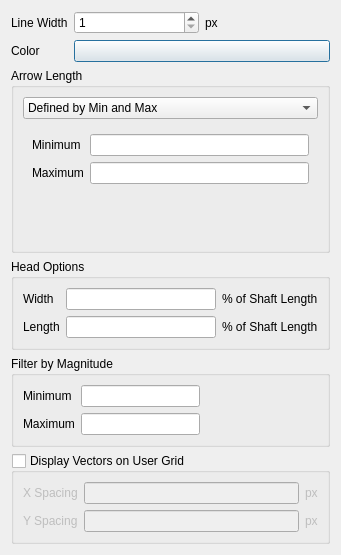
Above: crayfish/ui/crayfish_viewer_vector_options_dialog_widget.ui from lutraconsulting/qgis-crayfish-plugin before the change. Below: the same form after it.
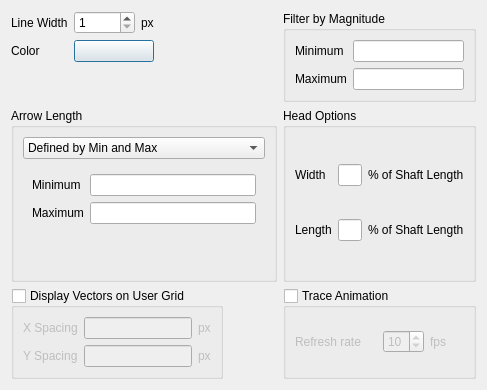
That is the form after the change. Custom widgets are drawn as their Qt base class.

The edit to the form file:
```diff
--- a/crayfish/ui/crayfish_viewer_vector_options_dialog_widget.ui
+++ b/crayfish/ui/crayfish_viewer_vector_options_dialog_widget.ui
@@ -6,15 +6,15 @@
    <rect>
     <x>0</x>
     <y>0</y>
-    <width>341</width>
-    <height>555</height>
+    <width>487</width>
+    <height>390</height>
    </rect>
   </property>
   <property name="windowTitle">
    <string>Vector Rendering Options</string>
   </property>
-  <layout class="QVBoxLayout" name="verticalLayout">
-   <item>
+  <layout class="QFormLayout" name="formLayout_5">
+   <item row="0" column="0">
     <layout class="QFormLayout" name="formLayout_4">
      <item row="0" column="0">
       <widget class="QLabel" name="lineWidthLabel">
@@ -56,7 +56,7 @@
      </item>
     </layout>
    </item>
-   <item>
+   <item row="1" column="0">
     <widget class="QGroupBox" name="generalOptionsGroupBox">
      <property name="title">
       <string>Arrow Length</string>
@@ -152,95 +152,7 @@
      </layout>
     </widget>
    </item>
-   <item>
-    <widget class="QGroupBox" name="headOptionsGroupBox">
-     <property name="title">
-      <string>Head Options</string>
-     </property>
-     <layout class="QGridLayout" name="gridLayout_4">
-      <item row="0" column="0">
-       <widget class="QLabel" name="headWidthLabel">
-        <property name="text">
-         <string>Width</string>
-        </property>
-       </widget>
-      </item>
-      <item row="0" column="1">
-       <widget class="QLineEdit" name="headWidthLineEdit"/>
-      </item>
-      <item row="0" column="2">
-       <widget class="QLabel" name="percShaftLenLabel">
-        <property name="text">
-         <string>% of Shaft Length</string>
-        </property>
-       </widget>
-      </item>
-      <item row="1" column="0">
-       <widget class="QLabel" name="headLengthLabel">
-        <property name="text">
-         <string>Length</string>
-        </property>
-       </widget>
-      </item>
-      <item row="1" column="1">
-       <widget class="QLineEdit" name="headLengthLineEdit"/>
-      </item>
-      <item row="1" column="2">
-       <widget class="QLabel" name="percShaftLenLabel_2">
-        <property name="text">
-         <string>% of Shaft Length</string>
-        </property>
-       </widget>
-      </item>
-     </layout>
-    </widget>
-   </item>
-   <item>
-    <widget class="QGroupBox" name="filterByMagGroupBox">
-     <property name="title">
-      <string>Filter by Magnitude</string>
-     </property>
-     <property name="checked">
-      <bool>false</bool>
-     </property>
-     <layout class="QGridLayout" name="gridLayout_5">
-      <item row="1" column="1">
-       <widget class="QLineEdit" name="maxMagLineEdit"/>
-      </item>
-      <item row="0" column="0">
-       <widget class="QLabel" name="minimumMagLabel">
-        <property name="text">
-         <string>Minimum</string>
-        </property>
-       </widget>
-      </item>
-      <item row="0" column="1">
-       <widget class="QLineEdit" name="minMagLineEdit"/>
-      </item>
-      <item row="1" column="0">
-       <widget class="QLabel" name="maximumMagLabel">
-        <property name="text">
-         <string>Maximum</string>
-        </property>
-       </widget>
-      </item>
-      <item row="1" column="2">
-       <spacer name="horizontalSpacer">
-        <property name="orientation">
-         <enum>Qt::Horizontal</enum>
-        </property>
-        <property name="sizeHint" stdset="0">
-         <size>
-          <width>40</width>
-          <height>20</height>
-         </size>
-        </property>
-       </spacer>
-      </item>
-     </layout>
-    </widget>
-   </item>
-   <item>
+   <item row="4" column="0">
     <widget class="QGroupBox" name="displayVectorsOnGridGroupBox">
      <property name="title">
       <string>Display Vectors on User Grid</string>
@@ -293,6 +205,124 @@
      </layout>
     </widget>
    </item>
+   <item row="0" column="1">
+    <widget class="QGroupBox" name="filterByMagGroupBox">
+     <property name="title">
+      <string>Filter by Magnitude</string>
+     </property>
+     <property name="checked">
+      <bool>false</bool>
+     </property>
+     <layout class="QGridLayout" name="gridLayout_5">
+      <item row="1" column="1">
+       <widget class="QLineEdit" name="maxMagLineEdit"/>
+      </item>
+      <item row="0" column="0">
+       <widget class="QLabel" name="minimumMagLabel">
+        <property name="text">
+         <string>Minimum</string>
+        </property>
+       </widget>
+      </item>
+      <item row="0" column="1">
+       <widget class="QLineEdit" name="minMagLineEdit"/>
+      </item>
+      <item row="1" column="0">
+       <widget class="QLabel" name="maximumMagLabel">
+        <property name="text">
+         <string>Maximum</string>
+        </property>
+       </widget>
+      </item>
+     </layout>
+    </widget>
+   </item>
+   <item row="1" column="1">
+    <widget class="QGroupBox" name="headOptionsGroupBox">
+     <property name="title">
+      <string>Head Options</string>
+     </property>
+     <layout class="QGridLayout" name="gridLayout_4">
+      <item row="0" column="0">
+       <widget class="QLabel" name="headWidthLabel">
+        <property name="text">
+         <string>Width</string>
+        </property>
+       </widget>
+      </item>
+      <item row="0" column="1">
+       <widget class="QLineEdit" name="headWidthLineEdit"/>
+      </item>
+      <item row="0" column="2">
+       <widget class="QLabel" name="percShaftLenLabel">
+        <property name="text">
+         <string>% of Shaft Length</string>
+        </property>
+       </widget>
+      </item>
+      <item row="1" column="0">
+       <widget class="QLabel" name="headLengthLabel">
+        <property name="text">
+         <string>Length</string>
+        </property>
+       </widget>
+      </item>
+      <item row="1" column="1">
+       <widget class="QLineEdit" name="headLengthLineEdit"/>
+      </item>
+      <item row="1" column="2">
+       <widget class="QLabel" name="percShaftLenLabel_2">
+        <property name="text">
+         <string>% of Shaft Length</string>
+        </property>
+       </widget>
+      </item>
+     </layout>
+    </widget>
+   </item>
+   <item row="4" column="1">
+    <widget class="QGroupBox" name="traceGroupBox">
+     <property name="title">
+      <string>Trace Animation</string>
+     </property>
+     <property name="checkable">
+      <bool>true</bool>
+     </property>
+     <property name="checked">
+      <bool>false</bool>
+     </property>
+     <layout class="QGridLayout" name="gridLayout_3">
+      <item row="0" column="0">
+       <widget class="QLabel" name="refreshRateLabel">
+        <property name="text">
+         <string>Refresh rate</string>
+        </property>
+       </widget>
+      </item>
+      <item row="0" column="1">
+       <layout class="QHBoxLayout" name="horizontalLayout_3">
+        <item>
+         <widget class="QSpinBox" name="fpsSpinBox">
+          <property name="minimum">
+           <number>1</number>
+          </property>
+          <property name="value">
+           <number>10</number>
+          </property>
+         </widget>
+        </item>
+        <item>
+         <widget class="QLabel" name="fpsLabel">
+          <property name="text">
+           <string>fps</string>
+          </property>
+         </widget>
+        </item>
+       </layout>
+      </item>
+     </layout>
+    </widget>
+   </item>
   </layout>
  </widget>
  <customwidgets>
```
Left out of the diff: 1 changed line with no effect on the pictures.
